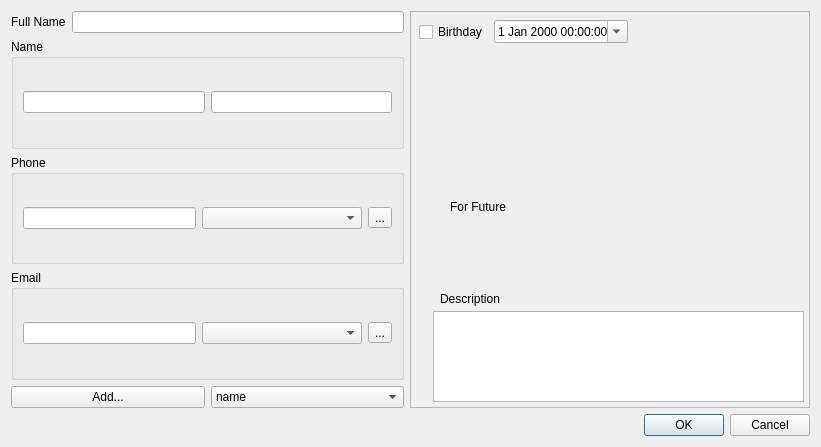
This is src/contactdialog.ui in DarkHobbit/doublecontact as Qt 5 draws it before an edit. The edited form follows.
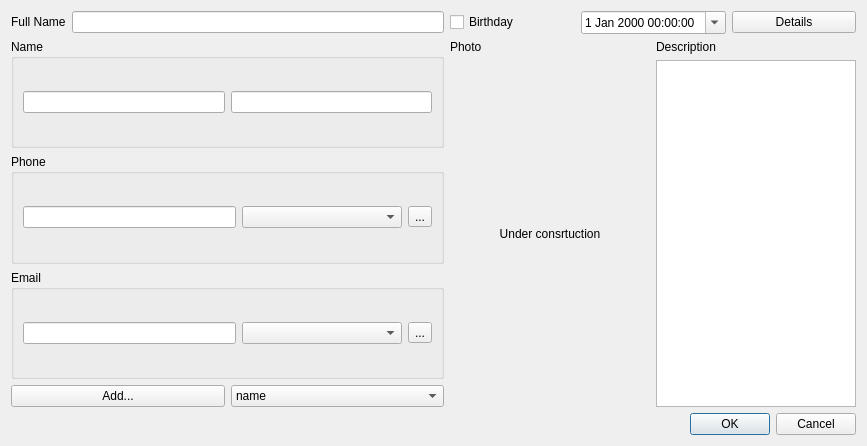
This is the edited form. Icons and pictures are not drawn.

```diff
--- a/src/contactdialog.ui
+++ b/src/contactdialog.ui
@@ -6,8 +6,8 @@
    <rect>
     <x>0</x>
     <y>0</y>
-    <width>821</width>
-    <height>447</height>
+    <width>867</width>
+    <height>446</height>
    </rect>
   </property>
   <property name="windowTitle">
@@ -15,7 +15,7 @@
   </property>
   <layout class="QVBoxLayout" name="verticalLayout_3">
    <item>
-    <layout class="QHBoxLayout" name="horizontalLayout_3">
+    <layout class="QHBoxLayout" name="horizontalLayout_4">
      <item>
       <layout class="QVBoxLayout" name="verticalLayout_2">
        <item>
@@ -158,65 +158,9 @@
       </layout>
      </item>
      <item>
-      <widget class="QFrame" name="frameForFuture">
-       <property name="minimumSize">
-        <size>
-         <width>400</width>
-         <height>0</height>
-        </size>
-       </property>
-       <property name="frameShape">
-        <enum>QFrame::StyledPanel</enum>
-       </property>
-       <property name="frameShadow">
-        <enum>QFrame::Raised</enum>
-       </property>
-       <widget class="QLabel" name="labelForFuture">
-        <property name="geometry">
-         <rect>
-          <x>40</x>
-          <y>150</y>
-          <width>121</width>
-          <height>91</height>
-         </rect>
-        </property>
-        <property name="text">
-         <string>For Future</string>
-        </property>
-       </widget>
-       <widget class="QPlainTextEdit" name="edDescription">
-        <property name="geometry">
-         <rect>
-          <x>23</x>
-          <y>300</y>
-          <width>371</width>
-          <height>91</height>
-         </rect>
-        </property>
-       </widget>
-       <widget class="QLabel" name="lbDescription">
-        <property name="geometry">
-         <rect>
-          <x>30</x>
-          <y>280</y>
-          <width>91</width>
-          <height>16</height>
-         </rect>
-        </property>
-        <property name="text">
-         <string>Description</string>
-        </property>
-       </widget>
-       <widget class="QWidget" name="">
-        <property name="geometry">
-         <rect>
-          <x>9</x>
-          <y>9</y>
-          <width>209</width>
-          <height>24</height>
-         </rect>
-        </property>
-        <layout class="QHBoxLayout" name="horizontalLayout_4">
+      <layout class="QVBoxLayout" name="verticalLayout">
+       <item>
+        <layout class="QHBoxLayout" name="horizontalLayout_3">
          <item>
           <widget class="QCheckBox" name="cbBirthday">
            <property name="text">
@@ -231,9 +175,84 @@
            </property>
           </widget>
          </item>
+         <item>
+          <widget class="QPushButton" name="btnBDayDetails">
+           <property name="text">
+            <string>Details</string>
+           </property>
+          </widget>
+         </item>
         </layout>
-       </widget>
-      </widget>
+       </item>
+       <item>
+        <layout class="QGridLayout" name="gridLayout">
+         <item row="0" column="0">
+          <widget class="QLabel" name="lbPhoto">
+           <property name="sizePolicy">
+            <sizepolicy hsizetype="Preferred" vsizetype="Minimum">
+             <horstretch>0</horstretch>
+             <verstretch>0</verstretch>
+            </sizepolicy>
+           </property>
+           <property name="text">
+            <string>Photo</string>
+           </property>
+          </widget>
+         </item>
+         <item row="0" column="1">
+          <widget class="QLabel" name="lbDescription">
+           <property name="sizePolicy">
+            <sizepolicy hsizetype="Preferred" vsizetype="Minimum">
+             <horstretch>0</horstretch>
+             <verstretch>0</verstretch>
+            </sizepolicy>
+           </property>
+           <property name="text">
+            <string>Description</string>
+           </property>
+          </widget>
+         </item>
+         <item row="1" column="0">
+          <widget class="QLabel" name="lbPhotoContent">
+           <property name="sizePolicy">
+            <sizepolicy hsizetype="Expanding" vsizetype="Expanding">
+             <horstretch>0</horstretch>
+             <verstretch>0</verstretch>
+            </sizepolicy>
+           </property>
+           <property name="minimumSize">
+            <size>
+             <width>140</width>
+             <height>0</height>
+            </size>
+           </property>
+           <property name="maximumSize">
+            <size>
+             <width>200</width>
+             <height>16777215</height>
+            </size>
+           </property>
+           <property name="text">
+            <string>Under consrtuction</string>
+           </property>
+           <property name="alignment">
+            <set>Qt::AlignCenter</set>
+           </property>
+          </widget>
+         </item>
+         <item row="1" column="1">
+          <widget class="QPlainTextEdit" name="edDescription">
+           <property name="maximumSize">
+            <size>
+             <width>200</width>
+             <height>16777215</height>
+            </size>
+           </property>
+          </widget>
+         </item>
+        </layout>
+       </item>
+      </layout>
      </item>
     </layout>
    </item>
```
